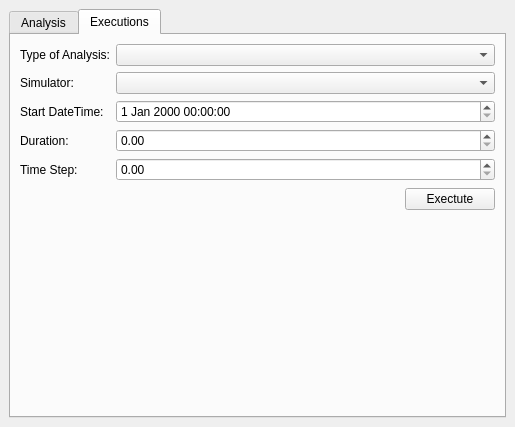
Ingeniousware/QGISWaterIng, file ui/watering_analysis_dialog.ui: the form before one commit.
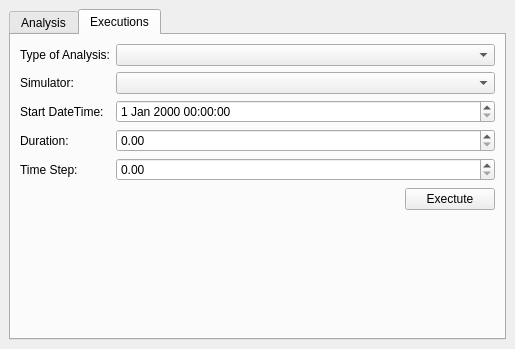
The form after the commit. The open tabs and pages were chosen to show the change.

The edit to the form file:
```diff
--- a/ui/watering_analysis_dialog.ui
+++ b/ui/watering_analysis_dialog.ui
@@ -7,7 +7,7 @@
     <x>0</x>
     <y>0</y>
     <width>515</width>
-    <height>427</height>
+    <height>349</height>
    </rect>
   </property>
   <property name="sizePolicy">
@@ -303,7 +303,7 @@
           <property name="sizeHint" stdset="0">
            <size>
             <width>20</width>
-            <height>40</height>
+            <height>1</height>
            </size>
           </property>
          </spacer>
```
Left out of the diff: 2 changed lines with no effect on the pictures.
